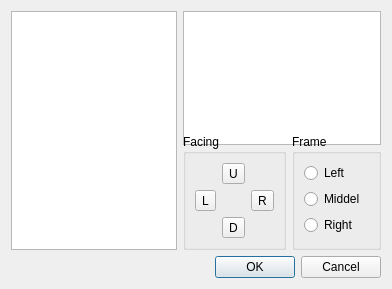
Above: src/dialogcharapicker.ui from EasyRPG/Editor before the change. Below: the same form after it.
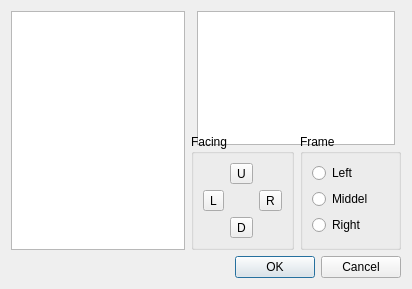
That is the form after the change.

Commit message: Charapicker: Fill list with existing files.

What changed in the file:
```diff
--- a/src/dialogcharapicker.ui
+++ b/src/dialogcharapicker.ui
@@ -6,7 +6,7 @@
    <rect>
     <x>0</x>
     <y>0</y>
-    <width>392</width>
+    <width>412</width>
     <height>289</height>
    </rect>
   </property>
@@ -18,7 +18,7 @@
   </property>
   <property name="maximumSize">
    <size>
-    <width>392</width>
+    <width>412</width>
     <height>289</height>
    </size>
   </property>
@@ -26,7 +26,7 @@
    <string>Dialog</string>
   </property>
   <layout class="QGridLayout" name="gridLayout_2">
-   <item row="0" column="0" rowspan="2">
+   <item row="0" column="0">
     <widget class="QListWidget" name="listRess">
      <property name="sizePolicy">
       <sizepolicy hsizetype="Expanding" vsizetype="Expanding">
@@ -37,7 +37,41 @@
     </widget>
    </item>
    <item row="0" column="1">
-    <widget class="QGraphicsView" name="view">
+    <widget class="QStackedWidget" name="stackedMain">
+     <property name="currentIndex">
+      <number>0</number>
+     </property>
+     <widget class="QWidget" name="pageChara">
+      <layout class="QVBoxLayout" name="verticalLayout_2">
+       <property name="leftMargin">
+        <number>0</number>
+       </property>
+       <property name="topMargin">
+        <number>0</number>
+       </property>
+       <property name="rightMargin">
+        <number>0</number>
+       </property>
+       <property name="bottomMargin">
+        <number>0</number>
+       </property>
+       <item>
+        <layout class="QHBoxLayout" name="horizontalLayout_2">
+         <item>
+          <spacer name="horizontalSpacer_2">
+           <property name="orientation">
+            <enum>Qt::Horizontal</enum>
+           </property>
+           <property name="sizeHint" stdset="0">
+            <size>
+             <width>0</width>
+             <height>20</height>
+            </size>
+           </property>
+          </spacer>
+         </item>
+         <item>
+          <widget class="QGraphicsView" name="viewChara">
      <property name="minimumSize">
       <size>
        <width>198</width>
@@ -58,12 +92,27 @@
      </property>
     </widget>
    </item>
-   <item row="1" column="1">
-    <widget class="QStackedWidget" name="stacked">
+         <item>
+          <spacer name="horizontalSpacer">
+           <property name="orientation">
+            <enum>Qt::Horizontal</enum>
+           </property>
+           <property name="sizeHint" stdset="0">
+            <size>
+             <width>0</width>
+             <height>20</height>
+            </size>
+           </property>
+          </spacer>
+         </item>
+        </layout>
+       </item>
+       <item>
+        <widget class="QStackedWidget" name="stackedStatic">
      <property name="currentIndex">
       <number>0</number>
      </property>
-     <widget class="QWidget" name="page">
+         <widget class="QWidget" name="pageStatic">
       <layout class="QHBoxLayout" name="horizontalLayout">
        <property name="leftMargin">
         <number>0</number>
@@ -161,10 +210,46 @@
        </item>
       </layout>
      </widget>
-     <widget class="QWidget" name="page_2"/>
-    </widget>
-   </item>
-   <item row="2" column="1">
+         <widget class="QWidget" name="pageEmpty"/>
+        </widget>
+       </item>
+      </layout>
+      <zorder>viewChara</zorder>
+      <zorder>groupFacing</zorder>
+      <zorder>groupFrame</zorder>
+      <zorder>stackedStatic</zorder>
+      <zorder>horizontalSpacer</zorder>
+      <zorder>horizontalSpacer_2</zorder>
+     </widget>
+     <widget class="QWidget" name="pageTileset">
+      <layout class="QVBoxLayout" name="verticalLayout_3">
+       <property name="leftMargin">
+        <number>0</number>
+       </property>
+       <property name="topMargin">
+        <number>0</number>
+       </property>
+       <property name="rightMargin">
+        <number>0</number>
+       </property>
+       <property name="bottomMargin">
+        <number>0</number>
+       </property>
+       <item>
+        <widget class="QGraphicsView" name="graphicsTile">
+         <property name="maximumSize">
+          <size>
+           <width>210</width>
+           <height>16777215</height>
+          </size>
+         </property>
+        </widget>
+       </item>
+      </layout>
+     </widget>
+    </widget>
+   </item>
+   <item row="1" column="1">
     <widget class="QDialogButtonBox" name="buttonBox">
      <property name="orientation">
       <enum>Qt::Horizontal</enum>
```
Lines whose indentation alone changed are shown as unchanged. The commit also changes 2 other files.
